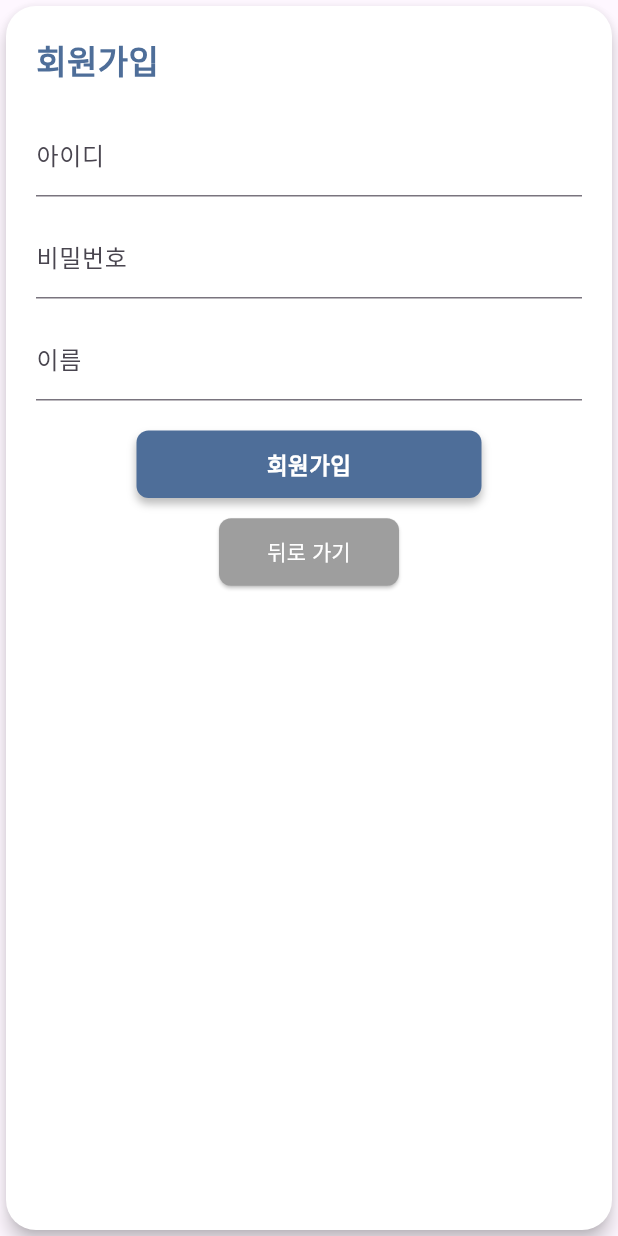
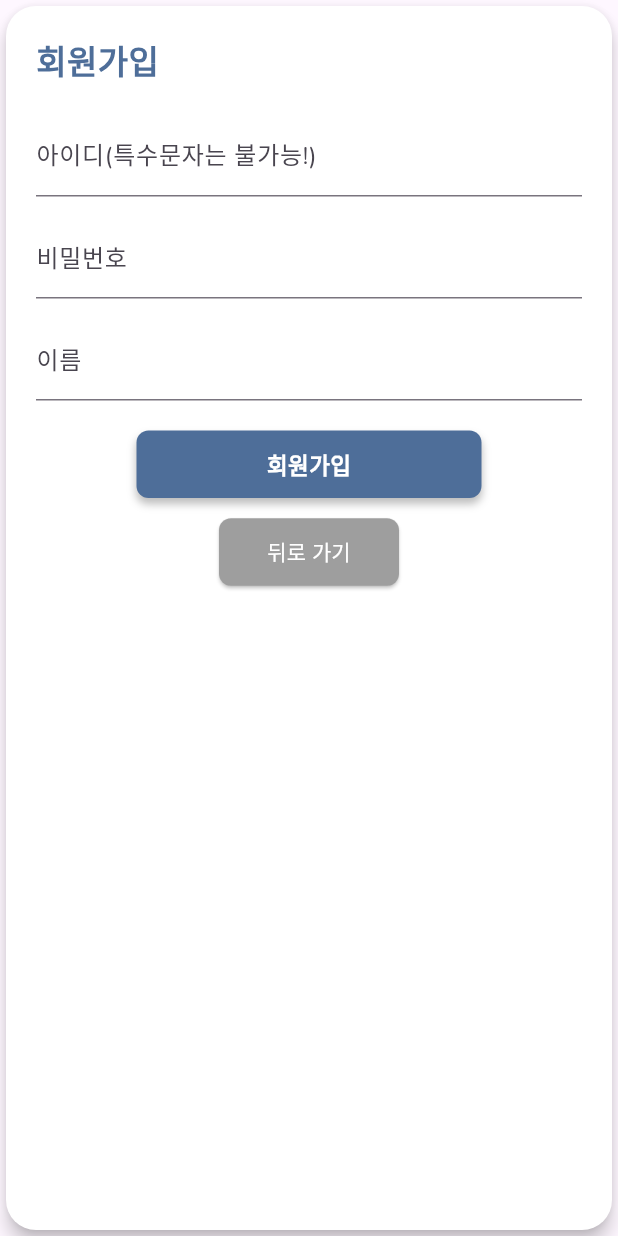
Before and after one commit to ga0-o3o/capston-front, a Flutter app: the SignupForm widget shown alone on an empty page, opened directly, on a phone screen of 412 x 824 dp. Run offline on Flutter 3.47's test engine with Material 3 defaults, Android fonts, the light colour scheme and no system bars; our stand-ins replace audioplayers, file_picker, fl_chart, google_fonts, image_picker, shared_preferences and 1 more; missing offline and left inert: flame, gif_view, kakao_flutter_sdk, kakao_flutter_sdk_user, universal_html; accounts and stored records are empty.

Commit message:
특수문자 불가능

```diff
--- a/lib/pages/signUp/signup_form.dart
+++ b/lib/pages/signUp/signup_form.dart
@@ -1,8 +1,8 @@
-import 'dart:convert';
 import 'package:flutter/material.dart';
 import '../login/login_page.dart';
 import 'signup_service.dart';
 import 'animated_button.dart';
+import 'package:flutter/services.dart';
 
 class SignupForm extends StatefulWidget {
   const SignupForm({super.key});
@@ -145,7 +145,12 @@ class _SignupFormState extends State<SignupForm> {
                 const SizedBox(height: 20),
                 TextField(
                   controller: _idController,
-                  decoration: const InputDecoration(labelText: "아이디"),
+                  decoration:
+                      const InputDecoration(labelText: "아이디(특수문자는 불가능!)"),
+                  inputFormatters: [
+                    // 영문 + 숫자만 허용
+                    FilteringTextInputFormatter.allow(RegExp(r'[a-zA-Z0-9]')),
+                  ],
                 ),
                 const SizedBox(height: 12),
                 TextField(
```
